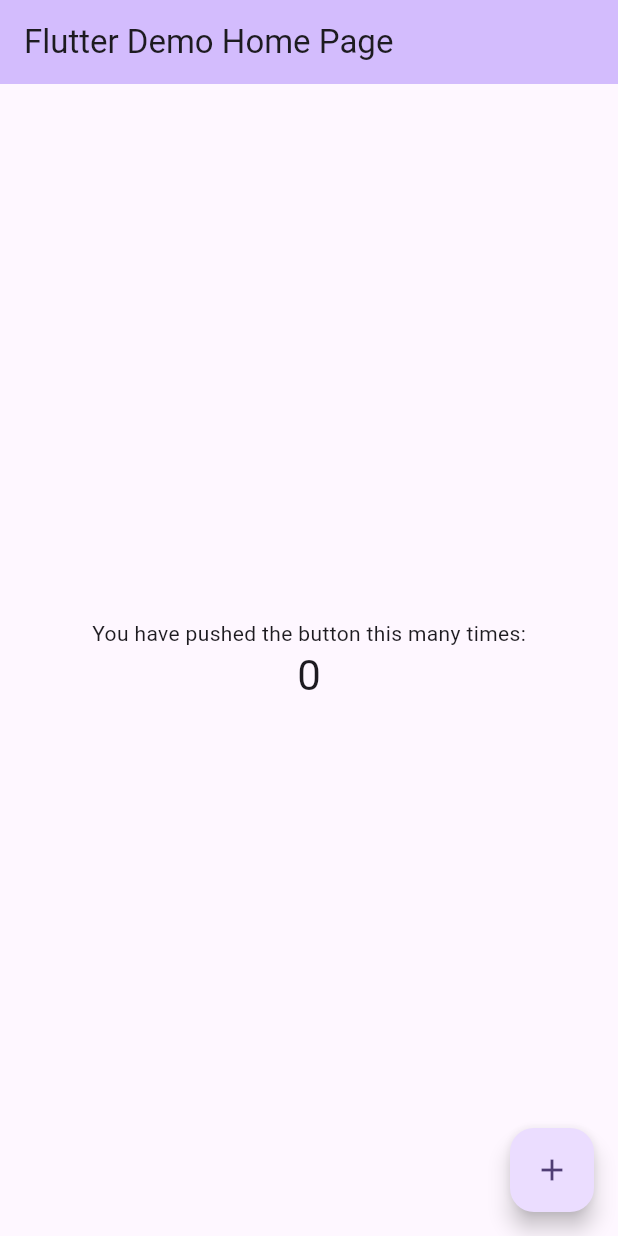
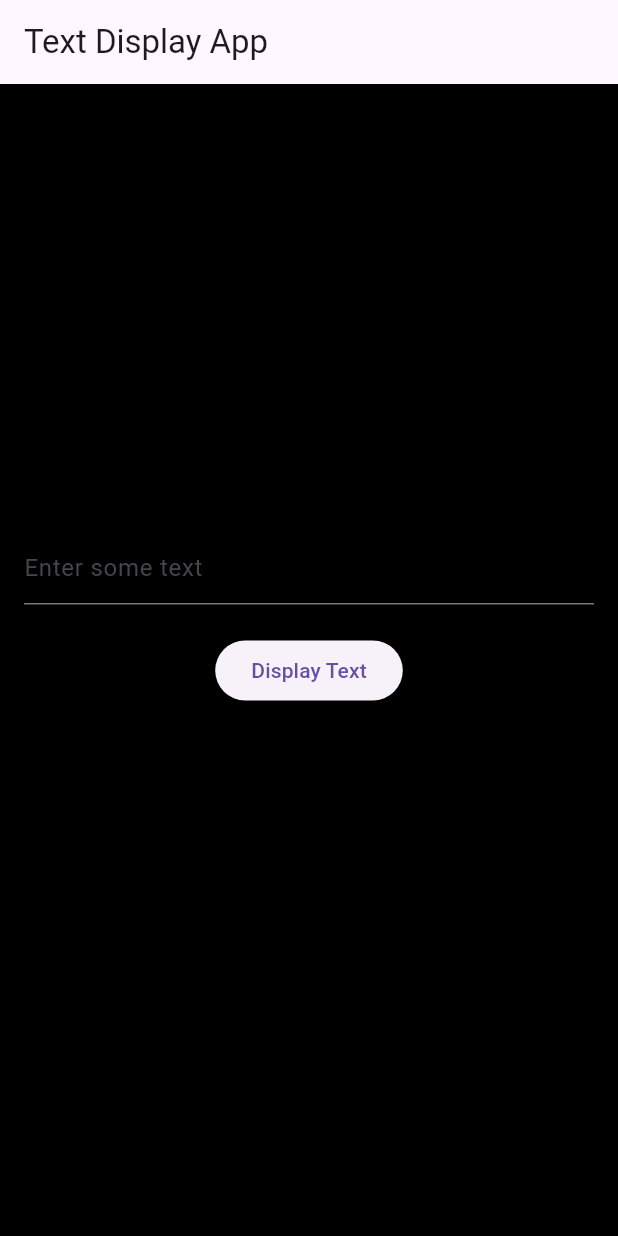
Before and after one commit to farz4naj/kadbanoo, a Flutter app: the screen it shows after launch, on a phone screen of 412 x 824 dp. Run offline on Flutter 3.47's test engine with Material 3 defaults, Android fonts, the phone set to English and light mode, and no system bars.

Commit message:
Practice flutter project

```diff
--- a/lib/main.dart
+++ b/lib/main.dart
@@ -1,125 +1,68 @@
 import 'package:flutter/material.dart';
 
 void main() {
-  runApp(const MyApp());
+  runApp(MyApp());
 }
 
 class MyApp extends StatelessWidget {
-  const MyApp({super.key});
-
-  // This widget is the root of your application.
   @override
   Widget build(BuildContext context) {
     return MaterialApp(
-      title: 'Flutter Demo',
+      title: 'Text Display App',
       theme: ThemeData(
-        // This is the theme of your application.
-        //
-        // TRY THIS: Try running your application with "flutter run". You'll see
-        // the application has a purple toolbar. Then, without quitting the app,
-        // try changing the seedColor in the colorScheme below to Colors.green
-        // and then invoke "hot reload" (save your changes or press the "hot
-        // reload" button in a Flutter-supported IDE, or press "r" if you used
-        // the command line to start the app).
-        //
-        // Notice that the counter didn't reset back to zero; the application
-        // state is not lost during the reload. To reset the state, use hot
-        // restart instead.
-        //
-        // This works for code too, not just values: Most code changes can be
-        // tested with just a hot reload.
-        colorScheme: ColorScheme.fromSeed(seedColor: Colors.deepPurple),
-        useMaterial3: true,
+        scaffoldBackgroundColor:  Colors.black,
       ),
-      home: const MyHomePage(title: 'Flutter Demo Home Page'),
+      home: MyHomePage(),
     );
   }
 }
 
 class MyHomePage extends StatefulWidget {
-  const MyHomePage({super.key, required this.title});
-
-  // This widget is the home page of your application. It is stateful, meaning
-  // that it has a State object (defined below) that contains fields that affect
-  // how it looks.
-
-  // This class is the configuration for the state. It holds the values (in this
-  // case the title) provided by the parent (in this case the App widget) and
-  // used by the build method of the State. Fields in a Widget subclass are
-  // always marked "final".
-
-  final String title;
-
   @override
-  State<MyHomePage> createState() => _MyHomePageState();
+  _MyHomePageState createState() => _MyHomePageState();
 }
 
 class _MyHomePageState extends State<MyHomePage> {
-  int _counter = 0;
+  String _displayText = "";
+  TextEditingController _controller = TextEditingController();
 
-  void _incrementCounter() {
+  void _updateText() {
     setState(() {
-      // This call to setState tells the Flutter framework that something has
-      // changed in this State, which causes it to rerun the build method below
-      // so that the display can reflect the updated values. If we changed
-      // _counter without calling setState(), then the build method would not be
-      // called again, and so nothing would appear to happen.
-      _counter++;
+      _displayText = _controller.text;
     });
+    _controller.clear(); // Clear the text field after pressing the button
   }
 
   @override
   Widget build(BuildContext context) {
-    // This method is rerun every time setState is called, for instance as done
-    // by the _incrementCounter method above.
-    //
-    // The Flutter framework has been optimized to make rerunning build methods
-    // fast, so that you can just rebuild anything that needs updating rather
-    // than having to individually change instances of widgets.
     return Scaffold(
       appBar: AppBar(
-        // TRY THIS: Try changing the color here to a specific color (to
-        // Colors.amber, perhaps?) and trigger a hot reload to see the AppBar
-        // change color while the other colors stay the same.
-        backgroundColor: Theme.of(context).colorScheme.inversePrimary,
-        // Here we take the value from the MyHomePage object that was created by
-        // the App.build method, and use it to set our appbar title.
-        title: Text(widget.title),
+        title: Text('Text Display App'),
       ),
-      body: Center(
-        // Center is a layout widget. It takes a single child and positions it
-        // in the middle of the parent.
+      body: Padding(
+        padding: const EdgeInsets.all(16.0),
         child: Column(
-          // Column is also a layout widget. It takes a list of children and
-          // arranges them vertically. By default, it sizes itself to fit its
-          // children horizontally, and tries to be as tall as its parent.
-          //
-          // Column has various properties to control how it sizes itself and
-          // how it positions its children. Here we use mainAxisAlignment to
-          // center the children vertically; the main axis here is the vertical
-          // axis because Columns are vertical (the cross axis would be
-          // horizontal).
-          //
-          // TRY THIS: Invoke "debug painting" (choose the "Toggle Debug Paint"
-          // action in the IDE, or press "p" in the console), to see the
-          // wireframe for each widget.
           mainAxisAlignment: MainAxisAlignment.center,
           children: <Widget>[
-            const Text(
-              'You have pushed the button this many times:',
+            TextField(
+              controller: _controller,
+              decoration: InputDecoration(
+                hintText: 'Enter some text',
+              ),
             ),
+            SizedBox(height: 20),
+            ElevatedButton(
+              onPressed: _updateText,
+              child: Text('Display Text'),
+            ),
+            SizedBox(height: 20),
             Text(
-              '$_counter',
-              style: Theme.of(context).textTheme.headlineMedium,
+              _displayText,
+              style: TextStyle(fontSize: 24),
             ),
           ],
         ),
       ),
-      floatingActionButton: FloatingActionButton(
-        onPressed: _incrementCounter,
-        tooltip: 'Increment',
-        child: const Icon(Icons.add),
-      ), // This trailing comma makes auto-formatting nicer for build methods.
     );
   }
 }
```
